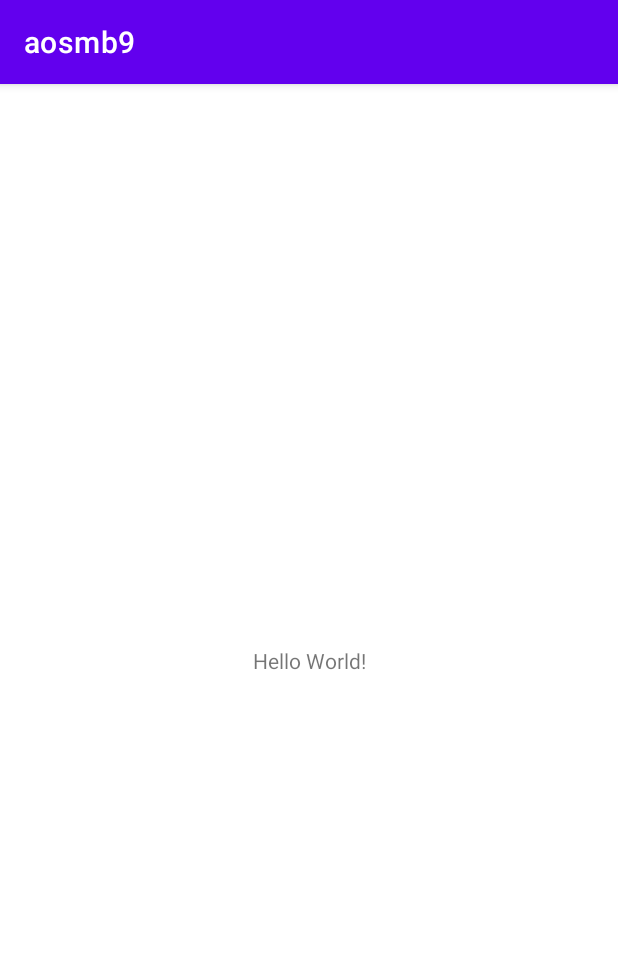
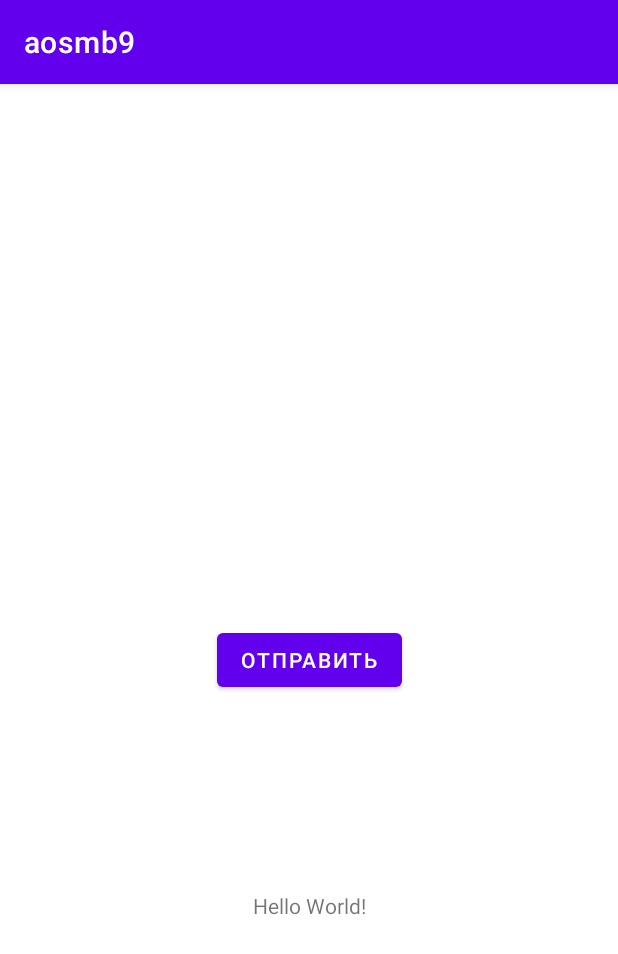
Before and after one commit to hima2217/aosmb9, an Android app: the screen it shows after launch (MainActivity), on a phone screen of 412 x 824 dp. Shown: the top 954 px of the screen. Run offline under Robolectric (Android 15) with nearby library versions, the phone set to English and light mode, and no system bars.

Commit message:
1 point done

```diff
--- a/app/src/main/java/com/example/aosmb9/MainActivity.java
+++ b/app/src/main/java/com/example/aosmb9/MainActivity.java
@@ -2,13 +2,37 @@ package com.example.aosmb9;
 
 import androidx.appcompat.app.AppCompatActivity;
 
+import android.content.Intent;
 import android.os.Bundle;
+import android.view.View;
+import android.widget.Button;
 
 public class MainActivity extends AppCompatActivity {
+
+    Button sending;
+
 
     @Override
     protected void onCreate(Bundle savedInstanceState) {
         super.onCreate(savedInstanceState);
         setContentView(R.layout.activity_main);
+
+
+        sending = (Button) findViewById(R.id.sendbtn);
+
+        sending.setOnClickListener(new View.OnClickListener() {
+            @Override
+            public void onClick(View v) {
+                String text = "тестовый текст";
+                Intent intent = new Intent(Intent.ACTION_SEND);
+
+                intent.setType("text/plain");
+                intent.putExtra(Intent.EXTRA_TEXT, text);
+
+
+                startActivity(Intent.createChooser(intent, "информация"));
+            }
+
+        });
     }
 }
--- a/app/src/main/res/layout/activity_main.xml
+++ b/app/src/main/res/layout/activity_main.xml
@@ -13,6 +13,17 @@
         app:layout_constraintBottom_toBottomOf="parent"
         app:layout_constraintEnd_toEndOf="parent"
         app:layout_constraintStart_toStartOf="parent"
+        app:layout_constraintTop_toTopOf="parent"
+        app:layout_constraintVertical_bias="0.719" />
+
+    <Button
+        android:id="@+id/sendbtn"
+        android:layout_width="wrap_content"
+        android:layout_height="wrap_content"
+        android:text="Отправить"
+        app:layout_constraintBottom_toBottomOf="parent"
+        app:layout_constraintEnd_toEndOf="parent"
+        app:layout_constraintStart_toStartOf="parent"
         app:layout_constraintTop_toTopOf="parent" />
 
 </androidx.constraintlayout.widget.ConstraintLayout>
```
